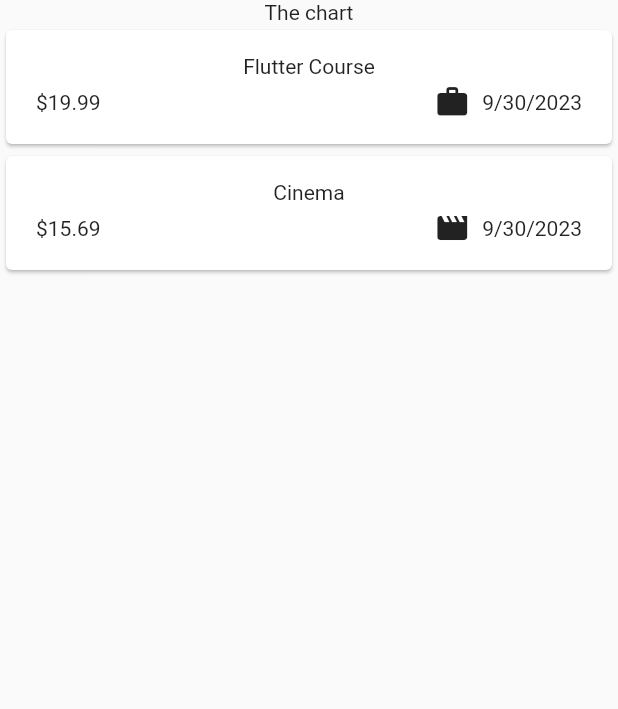
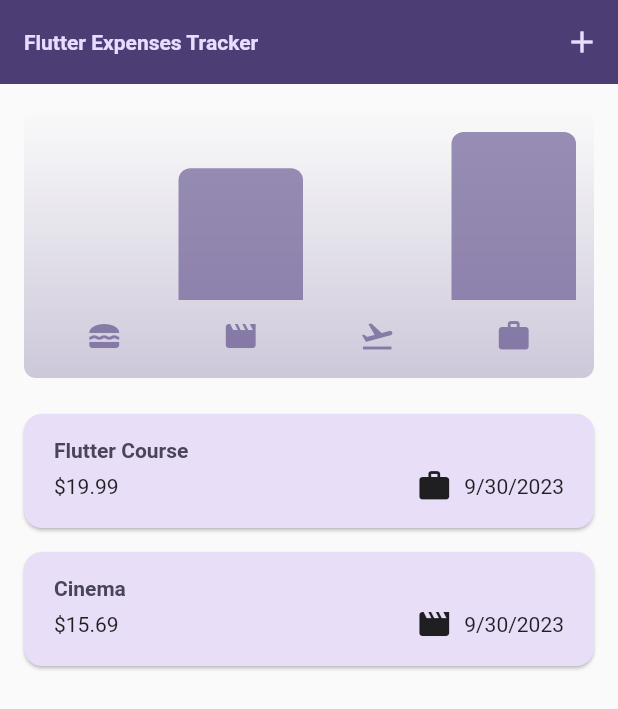
Before and after one commit to daniel-marinov/expense-tracker-flutter, a Flutter app: the screen it shows after launch, on a phone screen of 412 x 824 dp. Shown: the top 709 px of the screen. Run offline on Flutter 3.47's test engine with Material 2 defaults, Android fonts, the phone set to English and light mode, and no system bars.

Commit message:
second-commit

```diff
--- a/lib/models/expense.dart
+++ b/lib/models/expense.dart
@@ -40,3 +40,30 @@ class Expense {
     return formatter.format(date);
   }
 }
+
+class ExpenseBucket {
+  const ExpenseBucket({
+    required this.category,
+    required this.expenses,
+  });
+
+  ExpenseBucket.forCategory(
+    List<Expense> allExpenses,
+    this.category,
+  ) : expenses = allExpenses
+            .where((expense) => expense.category == category)
+            .toList();
+
+  final Category category;
+  final List<Expense> expenses;
+
+  double get totalExpenses {
+    double sum = 0;
+
+    for (final expense in expenses) {
+      sum += expense.amount;
+    }
+
+    return sum;
+  }
+}
--- /dev/null
+++ b/lib/widgets/chart/chart.dart
@@ -0,0 +1,94 @@
+import 'package:exp_tracker/models/expense.dart';
+import 'package:exp_tracker/widgets/chart/chart_bar.dart';
+import 'package:flutter/material.dart';
+
+class Chart extends StatelessWidget {
+  const Chart({super.key, required this.expenses});
+
+  final List<Expense> expenses;
+
+  List<ExpenseBucket> get buckets {
+    return [
+      ExpenseBucket.forCategory(expenses, Category.food),
+      ExpenseBucket.forCategory(expenses, Category.leisure),
+      ExpenseBucket.forCategory(expenses, Category.travel),
+      ExpenseBucket.forCategory(expenses, Category.work),
+    ];
+  }
+
+  double get maxTotalExpense {
+    double maxTotalExpense = 0;
+
+    for (final bucket in buckets) {
+      if (bucket.totalExpenses > maxTotalExpense) {
+        maxTotalExpense = bucket.totalExpenses;
+      }
+    }
+
+    return maxTotalExpense;
+  }
+
+  @override
+  Widget build(BuildContext context) {
+    final isDarkMode =
+        MediaQuery.of(context).platformBrightness == Brightness.dark;
+    return Container(
+      margin: const EdgeInsets.all(16),
+      padding: const EdgeInsets.symmetric(
+        vertical: 16,
+        horizontal: 8,
+      ),
+      width: double.infinity,
+      height: 180,
+      decoration: BoxDecoration(
+        borderRadius: BorderRadius.circular(8),
+        gradient: LinearGradient(
+          colors: [
+            Theme.of(context).colorScheme.primary.withOpacity(0.3),
+            Theme.of(context).colorScheme.primary.withOpacity(0.0)
+          ],
+          begin: Alignment.bottomCenter,
+          end: Alignment.topCenter,
+        ),
+      ),
+      child: Column(
+        children: [
+          Expanded(
+            child: Row(
+              crossAxisAlignment: CrossAxisAlignment.end,
+              children: [
+                for (final bucket in buckets) // alternative to map()
+                  ChartBar(
+                    fill: bucket.totalExpenses == 0
+                        ? 0
+                        : bucket.totalExpenses / maxTotalExpense,
+                  )
+              ],
+            ),
+          ),
+          const SizedBox(height: 12),
+          Row(
+            children: buckets
+                .map(
+                  (bucket) => Expanded(
+                    child: Padding(
+                      padding: const EdgeInsets.symmetric(horizontal: 4),
+                      child: Icon(
+                        categoryItems[bucket.category],
+                        color: isDarkMode
+                            ? Theme.of(context).colorScheme.secondary
+                            : Theme.of(context)
+                                .colorScheme
+                                .primary
+                                .withOpacity(0.7),
+                      ),
+                    ),
+                  ),
+                )
+                .toList(),
+          )
+        ],
+      ),
+    );
+  }
+}
--- /dev/null
+++ b/lib/widgets/chart/chart_bar.dart
@@ -0,0 +1,34 @@
+import 'package:flutter/material.dart';
+
+class ChartBar extends StatelessWidget {
+  const ChartBar({
+    super.key,
+    required this.fill,
+  });
+
+  final double fill;
+
+  @override
+  Widget build(BuildContext context) {
+    final isDarkMode =
+        MediaQuery.of(context).platformBrightness == Brightness.dark;
+    return Expanded(
+      child: Padding(
+        padding: const EdgeInsets.symmetric(horizontal: 4),
+        child: FractionallySizedBox(
+          heightFactor: fill,
+          child: DecoratedBox(
+            decoration: BoxDecoration(
+              shape: BoxShape.rectangle,
+              borderRadius:
+                  const BorderRadius.vertical(top: Radius.circular(8)),
+              color: isDarkMode
+                  ? Theme.of(context).colorScheme.secondary
+                  : Theme.of(context).colorScheme.primary.withOpacity(0.65),
+            ),
+          ),
+        ),
+      ),
+    );
+  }
+}
--- a/lib/widgets/expenses.dart
+++ b/lib/widgets/expenses.dart
@@ -1,5 +1,7 @@
+import 'package:exp_tracker/widgets/chart/chart.dart';
 import 'package:exp_tracker/widgets/expenses_list/expenses_list.dart';
 import 'package:exp_tracker/models/expense.dart';
+import 'package:exp_tracker/widgets/new_expense.dart';
 import 'package:flutter/material.dart';
 
 class Expenses extends StatefulWidget {
@@ -25,13 +27,72 @@ class _ExpensesState extends State<Expenses> {
     ),
   ];
 
+  void _openAddExpenseOverlay() {
+    showModalBottomSheet(
+      isScrollControlled: true,
+      context: context,
+      builder: (ctx) => NewExpense(
+        onAddExpense: _addExpense,
+      ),
+    );
+  }
+
+  void _addExpense(Expense expense) {
+    setState(() {
+      _registeredExpenses.add(expense);
+    });
+  }
+
+  void _removeExpense(Expense expense) {
+    final expenseIndex = _registeredExpenses.indexOf(expense);
+    setState(() {
+      _registeredExpenses.remove(expense);
+    });
+    ScaffoldMessenger.of(context).clearSnackBars();
+    ScaffoldMessenger.of(context).showSnackBar(
+      SnackBar(
+        duration: const Duration(seconds: 2),
+        action: SnackBarAction(
+            label: 'Undo',
+            onPressed: () {
+              setState(() {
+                _registeredExpenses.insert(expenseIndex, expense);
+              });
+            }),
+        content: const Text(
+          'Expense Deleted',
+        ),
+      ),
+    );
+  }
+
   @override
   Widget build(BuildContext context) {
+    Widget mainContent = const Center(
+      child: Text('Noexpenses found'),
+    );
+
+    if (_registeredExpenses.isNotEmpty) {
+      mainContent = ExpensesList(
+        expenses: _registeredExpenses,
+        onRemoveExpense: _removeExpense,
+      );
+    }
     return Scaffold(
+      appBar: AppBar(
+        title: const Text('Flutter Expenses Tracker'),
+        shadowColor: Colors.transparent,
+        actions: [
+          IconButton(
+            onPressed: _openAddExpenseOverlay,
+            icon: const Icon(Icons.add),
+          ),
+        ],
+      ),
       body: Column(
         children: [
-          const Text('The chart'),
-          Expanded(child: ExpensesList(expenses: _registeredExpenses)),
+          Chart(expenses: _registeredExpenses),
+          Expanded(child: mainContent),
         ],
       ),
     );
--- a/lib/widgets/expenses_list/expense_item.dart
+++ b/lib/widgets/expenses_list/expense_item.dart
@@ -15,8 +15,12 @@ class ExpenseItem extends StatelessWidget {
           vertical: 16,
         ),
         child: Column(
+          crossAxisAlignment: CrossAxisAlignment.start,
           children: [
-            Text(expense.title),
+            Text(
+              expense.title,
+              style: Theme.of(context).textTheme.titleLarge,
+            ),
             const SizedBox(height: 4),
             Row(
               children: [
--- a/lib/widgets/expenses_list/expenses_list.dart
+++ b/lib/widgets/expenses_list/expenses_list.dart
@@ -3,15 +3,27 @@ import 'package:exp_tracker/widgets/expenses_list/expense_item.dart';
 import 'package:flutter/material.dart';
 
 class ExpensesList extends StatelessWidget {
-  const ExpensesList({super.key, required this.expenses});
+  const ExpensesList(
+      {super.key, required this.expenses, required this.onRemoveExpense});
 
   final List<Expense> expenses;
+  final void Function(Expense expense) onRemoveExpense;
 
   @override
   Widget build(BuildContext context) {
     return ListView.builder(
-      itemBuilder: (ctx, index) => ExpenseItem(
-        expenses[index],
+      itemBuilder: (ctx, index) => Dismissible(
+        background: Container(
+          color: Theme.of(context).colorScheme.error.withOpacity(0.75),
+          margin: Theme.of(context).cardTheme.margin,
+        ),
+        key: ValueKey(expenses[index]),
+        onDismissed: (direction) {
+          onRemoveExpense(expenses[index]);
+        },
+        child: ExpenseItem(
+          expenses[index],
+        ),
       ),
       itemCount: expenses.length,
     );
```
Also changed, not shown: lib/main.dart (+40 -2 lines), lib/widgets/new_expense.dart (added, +171 -0 lines).
